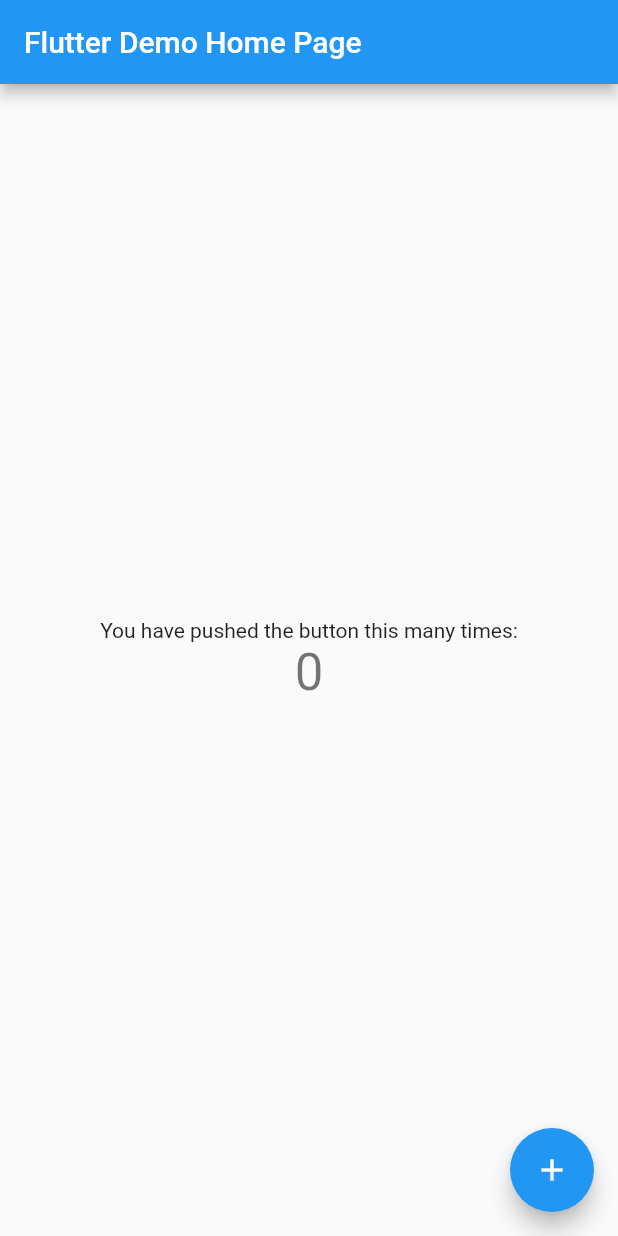
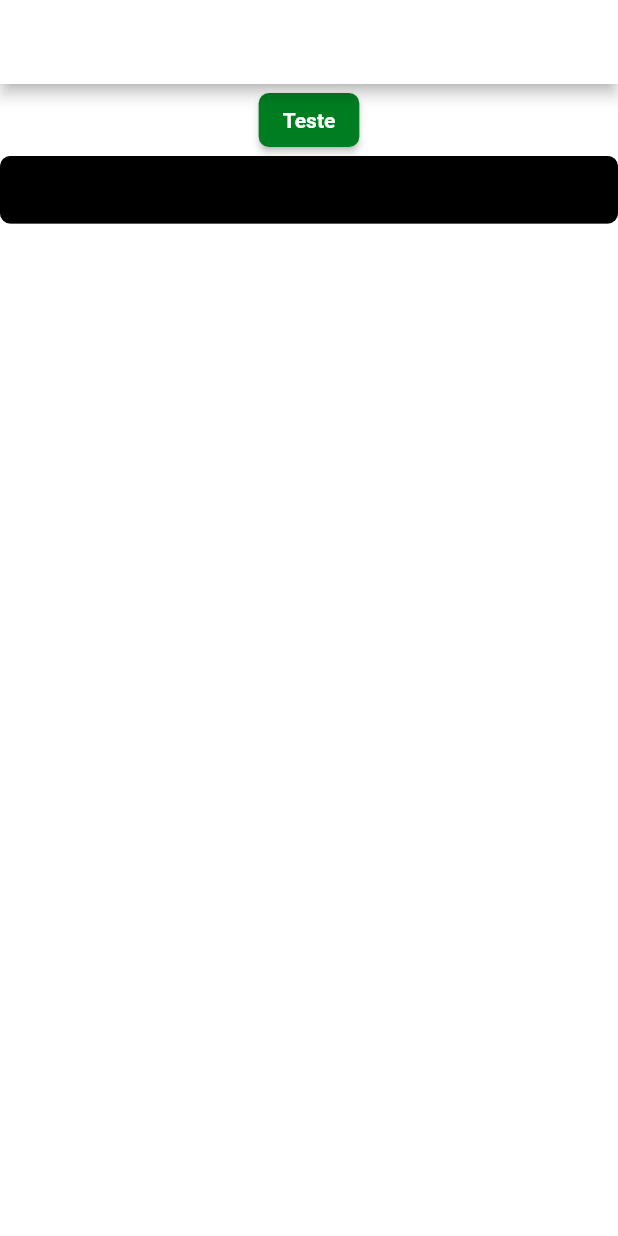
Before and after one commit to DaviSevero1/Hong_Kong_app_flutter, a Flutter app: the screen it shows after launch, on a phone screen of 412 x 824 dp. Run offline on Flutter 3.47's test engine with Material 2 defaults, Android fonts, the phone set to English and light mode, and no system bars; Roboto replaces fonts that are missing (mplus1).

Commit message:
Subindo styles from app

```diff
--- /dev/null
+++ b/hong_kong_app/lib/app/core/ui/styles/app_styles.dart
@@ -0,0 +1,25 @@
+import 'package:flutter/material.dart';
+import 'package:hong_kong_app/app/core/ui/styles/text_styles.dart';
+
+import 'colors_app.dart';
+
+class AppStyles {
+  static AppStyles? _instance;
+  // Avoid self isntance
+  AppStyles._();
+  static AppStyles get instance {
+    _instance ??= AppStyles._();
+    return _instance!;
+  }
+
+  ButtonStyle get primaryButton => ElevatedButton.styleFrom(
+      shape: RoundedRectangleBorder(
+        borderRadius: BorderRadius.circular(7),
+      ),
+      backgroundColor: ColorsApp.instance.primary,
+      textStyle: TextStyles.instance.textButtonLabel);
+}
+
+extension AppStylesExtensions on BuildContext {
+  AppStyles get appStyles => AppStyles.instance;
+}
--- /dev/null
+++ b/hong_kong_app/lib/app/core/ui/styles/colors_app.dart
@@ -0,0 +1,19 @@
+import 'package:flutter/material.dart';
+
+class ColorsApp {
+  static ColorsApp? _instace;
+
+  ColorsApp._();
+
+  static ColorsApp get instance {
+    _instace ??= ColorsApp._();
+    return _instace!;
+  }
+
+  Color get primary => const Color(0XFF007D21);
+  Color get secondary => const Color(0XFFF88B0C);
+}
+
+extension ColorAppExcetions on BuildContext {
+  ColorsApp get colors => ColorsApp.instance;
+}
--- /dev/null
+++ b/hong_kong_app/lib/app/core/ui/styles/text_styles.dart
@@ -0,0 +1,38 @@
+import 'package:flutter/material.dart';
+
+class TextStyles {
+  static TextStyles? _instance;
+
+  TextStyles._();
+
+  static TextStyles get instance {
+    _instance ??= TextStyles._();
+    return _instance!;
+  }
+
+  String get font => 'mplus1';
+
+  TextStyle get textLight =>
+      TextStyle(fontWeight: FontWeight.w300, fontFamily: font);
+
+  TextStyle get textRegular =>
+      TextStyle(fontWeight: FontWeight.normal, fontFamily: font);
+
+  TextStyle get textMedium =>
+      TextStyle(fontWeight: FontWeight.w500, fontFamily: font);
+
+  TextStyle get textSemiBold =>
+      TextStyle(fontWeight: FontWeight.w600, fontFamily: font);
+
+  TextStyle get textBold =>
+      TextStyle(fontWeight: FontWeight.bold, fontFamily: font);
+
+  TextStyle get textExtraBold =>
+      TextStyle(fontWeight: FontWeight.w800, fontFamily: font);
+
+  TextStyle get textButtonLabel => textBold.copyWith(fontSize: 14);
+}
+
+extension TextStylesExtensions on BuildContext {
+  TextStyles get textStyles => TextStyles.instance;
+}
--- /dev/null
+++ b/hong_kong_app/lib/app/hong_kong_app.dart
@@ -0,0 +1,17 @@
+import 'package:flutter/material.dart';
+import 'package:hong_kong_app/app/pages/splash/splash_page.dart';
+
+class HongKongApp extends StatelessWidget {
+
+  const HongKongApp({ super.key });
+
+   @override
+   Widget build(BuildContext context) {
+       return MaterialApp(
+        title: 'HongKong App',
+        routes: {
+          '/':(context) => const SplashPage()
+        },
+       );
+  }
+}
--- /dev/null
+++ b/hong_kong_app/lib/app/pages/splash/splash_page.dart
@@ -0,0 +1,56 @@
+import 'package:flutter/material.dart';
+import 'package:hong_kong_app/app/core/ui/styles/app_styles.dart';
+import 'package:hong_kong_app/app/core/ui/styles/colors_app.dart';
+
+class SplashPage extends StatelessWidget {
+  const SplashPage({super.key});
+
+  @override
+  Widget build(BuildContext context) {
+    context.colors.primary;
+
+    return Theme(
+      data: ThemeData(
+        scaffoldBackgroundColor: Colors.white,
+        appBarTheme: const AppBarTheme(
+            backgroundColor: Colors.white,
+            centerTitle: true,
+            iconTheme: IconThemeData(color: Colors.black)),
+        primaryColor: ColorsApp.instance.primary,
+        colorScheme: ColorScheme.fromSeed(
+          seedColor: ColorsApp.instance.primary,
+          primary: ColorsApp.instance.primary,
+          secondary: ColorsApp.instance.secondary,
+        ),
+        elevatedButtonTheme: ElevatedButtonThemeData(
+          style: AppStyles.instance.primaryButton,
+        ),
+        inputDecorationTheme: InputDecorationTheme(
+          fillColor: Colors.black,
+          filled: true,
+          isDense: true,
+          contentPadding: EdgeInsets.all(13),
+          border: OutlineInputBorder(
+            borderRadius: BorderRadius.circular(7),
+            borderSide: BorderSide(color: Colors.grey[400]!)
+          ),
+        ),
+      ),
+      child: Scaffold(
+        appBar: AppBar(
+          title: const Text('splash'),
+        ),
+        body: Column(
+          children: [
+            Container(),
+            ElevatedButton(
+              onPressed: () {},
+              child: Text('Teste'),
+            ),
+            TextFormField()
+          ],
+        ),
+      ),
+    );
+  }
+}
--- a/hong_kong_app/lib/main.dart
+++ b/hong_kong_app/lib/main.dart
@@ -1,115 +1,6 @@
 import 'package:flutter/material.dart';
+import 'package:hong_kong_app/app/hong_kong_app.dart';
 
 void main() {
-  runApp(const MyApp());
+  runApp(const HongKongApp());
 }
-
-class MyApp extends StatelessWidget {
-  const MyApp({super.key});
-
-  // This widget is the root of your application.
-  @override
-  Widget build(BuildContext context) {
-    return MaterialApp(
-      title: 'Flutter Demo',
-      theme: ThemeData(
-        // This is the theme of your application.
-        //
-        // Try running your application with "flutter run". You'll see the
-        // application has a blue toolbar. Then, without quitting the app, try
-        // changing the primarySwatch below to Colors.green and then invoke
-        // "hot reload" (press "r" in the console where you ran "flutter run",
-        // or simply save your changes to "hot reload" in a Flutter IDE).
-        // Notice that the counter didn't reset back to zero; the application
-        // is not restarted.
-        primarySwatch: Colors.blue,
-      ),
-      home: const MyHomePage(title: 'Flutter Demo Home Page'),
-    );
-  }
-}
-
-class MyHomePage extends StatefulWidget {
-  const MyHomePage({super.key, required this.title});
-
-  // This widget is the home page of your application. It is stateful, meaning
-  // that it has a State object (defined below) that contains fields that affect
-  // how it looks.
-
-  // This class is the configuration for the state. It holds the values (in this
-  // case the title) provided by the parent (in this case the App widget) and
-  // used by the build method of the State. Fields in a Widget subclass are
-  // always marked "final".
-
-  final String title;
-
-  @override
-  State<MyHomePage> createState() => _MyHomePageState();
-}
-
-class _MyHomePageState extends State<MyHomePage> {
-  int _counter = 0;
-
-  void _incrementCounter() {
-    setState(() {
-      // This call to setState tells the Flutter framework that something has
-      // changed in this State, which causes it to rerun the build method below
-      // so that the display can reflect the updated values. If we changed
-      // _counter without calling setState(), then the build method would not be
-      // called again, and so nothing would appear to happen.
-      _counter++;
-    });
-  }
-
-  @override
-  Widget build(BuildContext context) {
-    // This method is rerun every time setState is called, for instance as done
-    // by the _incrementCounter method above.
-    //
-    // The Flutter framework has been optimized to make rerunning build methods
-    // fast, so that you can just rebuild anything that needs updating rather
-    // than having to individually change instances of widgets.
-    return Scaffold(
-      appBar: AppBar(
-        // Here we take the value from the MyHomePage object that was created by
-        // the App.build method, and use it to set our appbar title.
-        title: Text(widget.title),
-      ),
-      body: Center(
-        // Center is a layout widget. It takes a single child and positions it
-        // in the middle of the parent.
-        child: Column(
-          // Column is also a layout widget. It takes a list of children and
-          // arranges them vertically. By default, it sizes itself to fit its
-          // children horizontally, and tries to be as tall as its parent.
-          //
-          // Invoke "debug painting" (press "p" in the console, choose the
-          // "Toggle Debug Paint" action from the Flutter Inspector in Android
-          // Studio, or the "Toggle Debug Paint" command in Visual Studio Code)
-          // to see the wireframe for each widget.
-          //
-          // Column has various properties to control how it sizes itself and
-          // how it positions its children. Here we use mainAxisAlignment to
-          // center the children vertically; the main axis here is the vertical
-          // axis because Columns are vertical (the cross axis would be
-          // horizontal).
-          mainAxisAlignment: MainAxisAlignment.center,
-          children: <Widget>[
-            const Text(
-              'You have pushed the button this many times:',
-            ),
-            Text(
-              '$_counter',
-              style: Theme.of(context).textTheme.headline4,
-            ),
-          ],
-        ),
-      ),
-      floatingActionButton: FloatingActionButton(
-        onPressed: _incrementCounter,
-        tooltip: 'Increment',
-        child: const Icon(Icons.add),
-      ), // This trailing comma makes auto-formatting nicer for build methods.
-    );
-  }
-}
--- a/hong_kong_app/pubspec.yaml
+++ b/hong_kong_app/pubspec.yaml
@@ -61,7 +61,7 @@ flutter:
 
   # To add assets to your application, add an assets section, like this:
   assets:
-    - assets/images
+    - assets/images/
   #   - images/a_dot_ham.jpeg
 
   # An image asset can refer to one or more resolution-specific "variants", see
```
Also changed, not shown: 1 other file.
